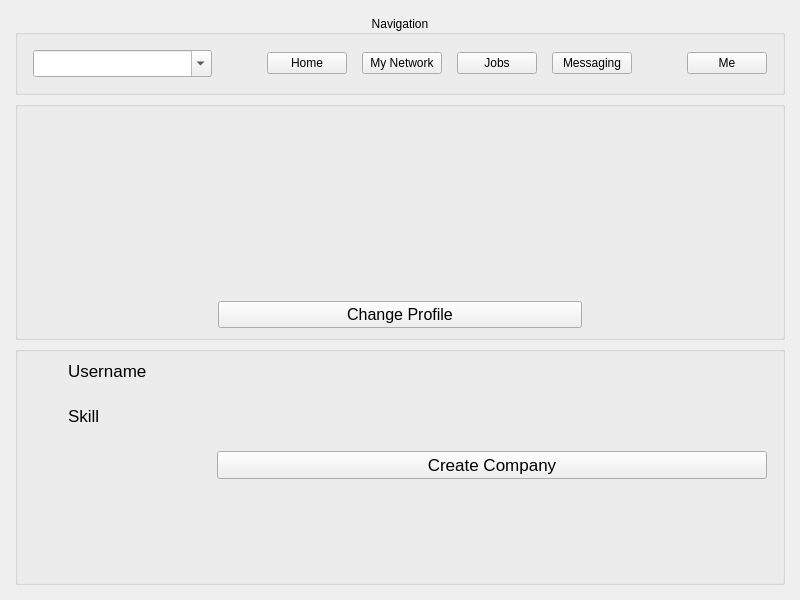
Before: the Qt Designer form Forms/me.ui in Sobrah/Linkedin, drawn with Qt 5.
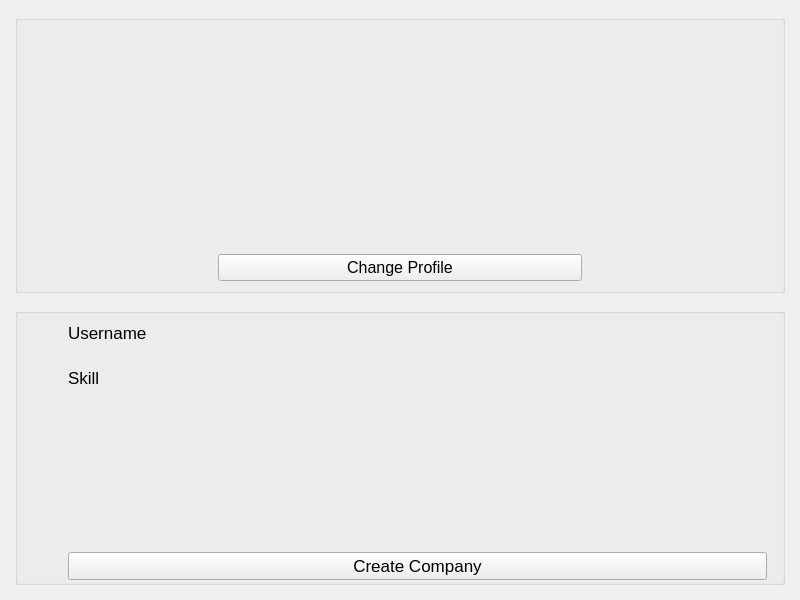
After: the same form once the commit is applied.

```diff
--- a/Forms/me.ui
+++ b/Forms/me.ui
@@ -10,22 +10,13 @@
     <height>600</height>
    </rect>
   </property>
-  <property name="minimumSize">
-   <size>
-    <width>800</width>
-    <height>600</height>
-   </size>
-  </property>
-  <property name="maximumSize">
-   <size>
-    <width>880</width>
-    <height>660</height>
-   </size>
-  </property>
   <property name="windowTitle">
    <string>Form</string>
   </property>
-  <layout class="QVBoxLayout" name="verticalLayout" stretch="0,1,1">
+  <layout class="QVBoxLayout" name="verticalLayout">
+   <property name="spacing">
+    <number>15</number>
+   </property>
    <property name="leftMargin">
     <number>15</number>
    </property>
@@ -38,109 +29,6 @@
    <property name="bottomMargin">
     <number>15</number>
    </property>
-   <item>
-    <widget class="QGroupBox" name="navigationGroup">
-     <property name="title">
-      <string>Navigation</string>
-     </property>
-     <property name="alignment">
-      <set>Qt::AlignCenter</set>
-     </property>
-     <layout class="QHBoxLayout" name="horizontalLayout" stretch="1,0,0,0,0,0,0,0">
-      <property name="spacing">
-       <number>15</number>
-      </property>
-      <property name="leftMargin">
-       <number>15</number>
-      </property>
-      <property name="topMargin">
-       <number>15</number>
-      </property>
-      <property name="rightMargin">
-       <number>15</number>
-      </property>
-      <property name="bottomMargin">
-       <number>15</number>
-      </property>
-      <item>
-       <widget class="QComboBox" name="searchCombo">
-        <property name="font">
-         <font>
-          <pointsize>12</pointsize>
-         </font>
-        </property>
-        <property name="editable">
-         <bool>true</bool>
-        </property>
-        <property name="placeholderText">
-         <string>Search</string>
-        </property>
-       </widget>
-      </item>
-      <item>
-       <spacer name="leftSpacer">
-        <property name="orientation">
-         <enum>Qt::Horizontal</enum>
-        </property>
-        <property name="sizeHint" stdset="0">
-         <size>
-          <width>40</width>
-          <height>20</height>
-         </size>
-        </property>
-       </spacer>
-      </item>
-      <item>
-       <widget class="QPushButton" name="homeButton">
-        <property name="text">
-         <string>Home</string>
-        </property>
-       </widget>
-      </item>
-      <item>
-       <widget class="QPushButton" name="networkButton">
-        <property name="text">
-         <string>My Network</string>
-        </property>
-       </widget>
-      </item>
-      <item>
-       <widget class="QPushButton" name="jobButton">
-        <property name="text">
-         <string>Jobs</string>
-        </property>
-       </widget>
-      </item>
-      <item>
-       <widget class="QPushButton" name="messageButton">
-        <property name="text">
-         <string>Messaging</string>
-        </property>
-       </widget>
-      </item>
-      <item>
-       <spacer name="rightSpacer">
-        <property name="orientation">
-         <enum>Qt::Horizontal</enum>
-        </property>
-        <property name="sizeHint" stdset="0">
-         <size>
-          <width>40</width>
-          <height>20</height>
-         </size>
-        </property>
-       </spacer>
-      </item>
-      <item>
-       <widget class="QPushButton" name="userButton">
-        <property name="text">
-         <string>Me</string>
-        </property>
-       </widget>
-      </item>
-     </layout>
-    </widget>
-   </item>
    <item>
     <widget class="QGroupBox" name="profileGroup">
      <property name="title">
@@ -242,7 +130,7 @@
         </property>
        </widget>
       </item>
-      <item row="2" column="1">
+      <item row="4" column="0" colspan="2">
        <widget class="QPushButton" name="companyButton">
         <property name="font">
          <font>
@@ -254,6 +142,19 @@
         </property>
        </widget>
       </item>
+      <item row="3" column="0" colspan="2">
+       <spacer name="verticalSpacer">
+        <property name="orientation">
+         <enum>Qt::Vertical</enum>
+        </property>
+        <property name="sizeHint" stdset="0">
+         <size>
+          <width>20</width>
+          <height>40</height>
+         </size>
+        </property>
+       </spacer>
+      </item>
      </layout>
     </widget>
    </item>
```
